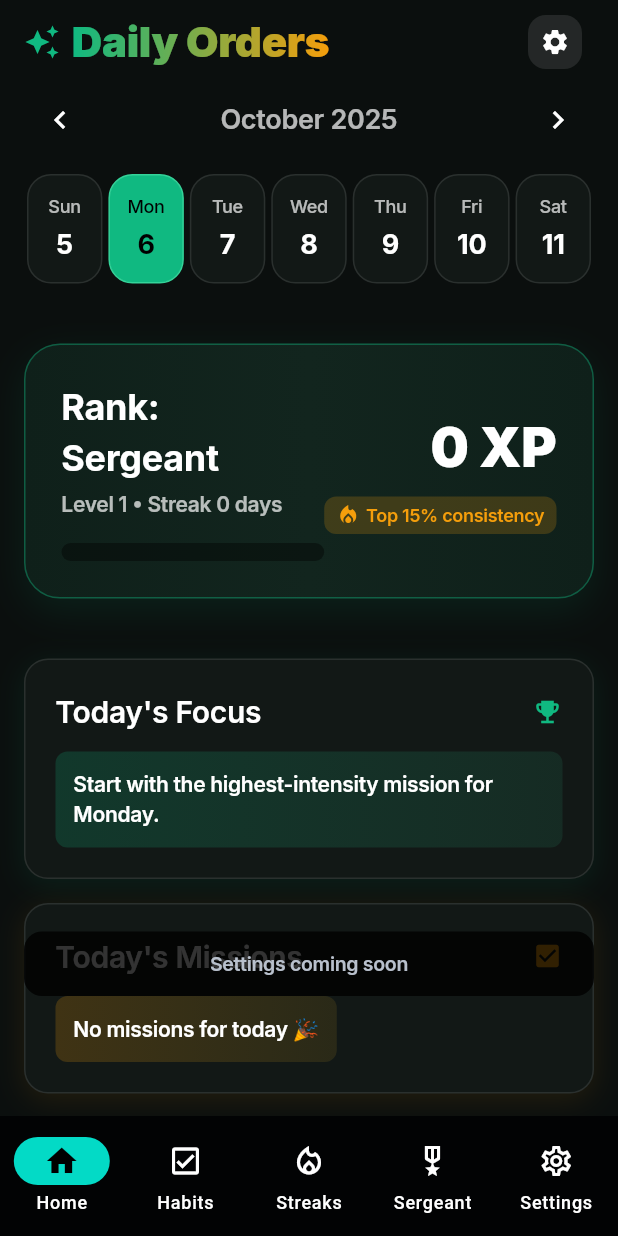
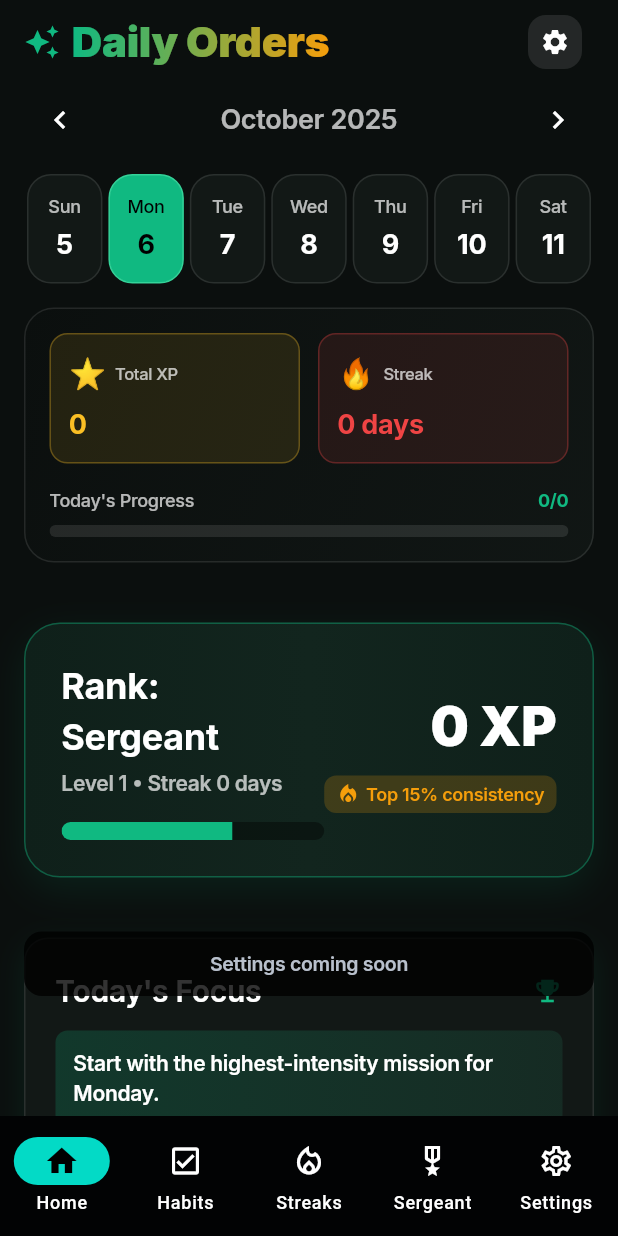
Before and after one commit to stossthegreat/Drillos, a Flutter app: the NewHomeScreen screen opened by its route, after a tap on the "settings" icon, on a phone screen of 412 x 824 dp. Run offline on Flutter 3.47's test engine with Material 3 defaults, Android fonts, the phone set to English and light mode, and no system bars; our stand-ins replace audioplayers, flutter_local_notifications, go_router, google_fonts, shared_preferences, timezone; accounts and stored records are empty; network calls fail.

Commit message:
⚡ WIRED! Complete offline-first habit system is LIVE
✅ HOME SCREEN UPDATES (new_home_screen.dart):
- Load habits from HabitEngine.getTodayHabits() (instant, local)
- Auto-check streak resets on load
- Display live stats in briefData
- Added XP HUD at top of screen

✅ XP HUD WIDGET (widgets/xp_hud.dart):
- Shows Total XP with amber glow
- Shows Longest Streak with pulsing red fire effect
- Progress bar for today's completion (X/Y habits)
- Beautiful glassmorphic design

✅ HABITS SCREEN UPDATES (new_habits_screen.dart):
- Load habits from localStorage (offline-first)
- Enrich with streak & completion data
- Tasks still load from API (backend-managed)
- All habit data is now local and instant

✅ DEPENDENCIES:
- flutter_local_notifications: ^18.0.1 (alarms)
- timezone: ^0.9.4 (alarm scheduling)

🔥 THE RESULT:
- App loads INSTANTLY from local storage
- XP and streaks update in real-time
- No backend dependency for habit logic
- Beautiful animated HUD shows progress
- Works completely offline

This is DrillOS as it was meant to be: ALIVE.

```diff
--- a/lib/screens/new_habits_screen.dart
+++ b/lib/screens/new_habits_screen.dart
@@ -3,6 +3,7 @@ import 'package:flutter/services.dart';
 import 'package:go_router/go_router.dart';
 import 'package:shared_preferences/shared_preferences.dart';
 import '../services/api_client.dart';
+import '../services/local_storage.dart';
 import '../design/feedback.dart';
 import '../widgets/habit_create_edit_modal.dart';
 import '../logic/habit_engine.dart';
@@ -94,19 +95,39 @@ class _NewHabitsScreenState extends State<NewHabitsScreen> with TickerProviderSt
   Future<void> _loadData() async {
     setState(() => isLoading = true);
     try {
-      apiClient.setAuthToken('valid-token');
-      apiClient.setUserId('demo-user-123');
+      // ✅ OFFLINE-FIRST: Load from local storage
+      print('🎯 Loading habits from local engine...');
 
-      // Load habits and tasks using existing endpoints
-      final habitsResult = await apiClient.getHabits();
-      final tasksResult = await apiClient.getTasks();
+      // Check for streak resets
+      await HabitEngine.checkStreakResets();
 
-      // Combine habits and tasks with type field
+      // Get all habits from local storage (not filtered by date)
+      final storage = localStorage;
+      final habits = await storage.getAllHabits();
+
+      // Load streak and completion data for each habit
+      final enrichedHabits = await Future.wait(habits.map((habit) async {
+        final habitId = habit['id'];
+        final streak = await storage.getStreak(habitId);
+        final completed = await storage.isCompletedOn(habitId, DateTime.now());
+
+        return {
+          ...habit,
+          'type': 'habit',
+          'streak': streak,
+          'completed': completed,
+        };
+      }));
+
+      // Load tasks from API (tasks are still backend-managed)
+      final tasksResult = await apiClient.getTasks().catchError((e) {
+        print('⚠️ Failed to load tasks: $e');
+        return <Map<String, dynamic>>[];
+      });
+
+      // Combine habits and tasks
       final List<dynamic> combinedItems = [];
-      combinedItems.addAll(habitsResult.map((habit) => {
-        ...habit,
-        'type': 'habit',
-      }));
+      combinedItems.addAll(enrichedHabits);
       combinedItems.addAll(tasksResult.map((task) => {
         ...task,
         'type': 'task',
--- a/lib/screens/new_home_screen.dart
+++ b/lib/screens/new_home_screen.dart
@@ -4,6 +4,7 @@ import '../services/api_client.dart';
 import '../design/feedback.dart';
 import '../audio/tts_provider.dart';
 import '../logic/habit_engine.dart';
+import '../widgets/xp_hud.dart';
 
 class NewHomeScreen extends StatefulWidget {
   final String? refreshTrigger;
@@ -105,17 +106,23 @@ class _NewHomeScreenState extends State<NewHomeScreen> with TickerProviderStateM
   Future<void> _loadData() async {
     setState(() => isLoading = true);
     try {
-      // ✅ PHASE 1: Frontend handles schedule filtering
-      print('🎯 Loading today\'s items (frontend-filtered by schedule)...');
+      // ✅ OFFLINE-FIRST: Load habits from local storage (instant)
+      print('🎯 Loading today\'s habits from local engine...');
 
-      // Load today's habits filtered by schedule (uses lib/utils/schedule.dart)
-      final today = await apiClient.getTodayItems();
-      print('📋 Today items (schedule-filtered): ${today.length}');
+      // Check for streak resets first
+      await HabitEngine.checkStreakResets();
 
-      // Load AI brief for motivational message only
-      final briefResult = await apiClient.getBrief();
+      // Get today's habits (filtered by schedule, loaded from local storage)
+      final today = await HabitEngine.getTodayHabits();
+      print('📋 Today items (local, schedule-filtered): ${today.length}');
 
-      // Load AI nudge if available
+      // Load AI brief for motivational message only (async, non-blocking)
+      final briefResult = await apiClient.getBrief().catchError((e) {
+        print('⚠️ Brief unavailable: $e');
+        return <String, dynamic>{};
+      });
+
+      // Load AI nudge if available (async, non-blocking)
       Map<String, dynamic>? nudgeResult;
       try {
         nudgeResult = await apiClient.getNudge();
@@ -123,9 +130,15 @@ class _NewHomeScreenState extends State<NewHomeScreen> with TickerProviderStateM
         print('⚠️ No nudge available: $e');
       }
 
+      // Get overall stats for XP HUD
+      final stats = await HabitEngine.getStats();
+
       if (mounted) {
         setState(() {
-          briefData = briefResult;
+          briefData = {
+            ...briefResult,
+            'stats': stats, // Add local stats to brief data
+          };
           todayItems = today;
           currentNudge = nudgeResult;
           isLoading = false;
@@ -940,6 +953,17 @@ class _NewHomeScreenState extends State<NewHomeScreen> with TickerProviderStateM
             SliverList(
               delegate: SliverChildListDelegate([
                 _buildWeekStrip(),
+                const SizedBox(height: 16),
+                // ✨ XP HUD - Shows live stats from local storage
+                Padding(
+                  padding: const EdgeInsets.symmetric(horizontal: 16),
+                  child: XpHud(
+                    totalXP: (briefData['stats']?['totalXP'] ?? 0) as int,
+                    longestStreak: (briefData['stats']?['longestStreak'] ?? 0) as int,
+                    completedToday: (briefData['stats']?['completedToday'] ?? 0) as int,
+                    totalHabits: (briefData['stats']?['totalHabits'] ?? 0) as int,
+                  ),
+                ),
                 const SizedBox(height: 24),
                 _buildHeroSection(),
                 const SizedBox(height: 24),
--- /dev/null
+++ b/lib/widgets/xp_hud.dart
@@ -0,0 +1,205 @@
+import 'package:flutter/material.dart';
+
+/// 🎯 XP HUD - Shows player stats at the top of home screen
+class XpHud extends StatefulWidget {
+  final int totalXP;
+  final int longestStreak;
+  final int completedToday;
+  final int totalHabits;
+
+  const XpHud({
+    super.key,
+    required this.totalXP,
+    required this.longestStreak,
+    required this.completedToday,
+    required this.totalHabits,
+  });
+
+  @override
+  State<XpHud> createState() => _XpHudState();
+}
+
+class _XpHudState extends State<XpHud> with SingleTickerProviderStateMixin {
+  late AnimationController _glowController;
+  late Animation<double> _glowAnimation;
+
+  @override
+  void initState() {
+    super.initState();
+    _glowController = AnimationController(
+      duration: const Duration(milliseconds: 1500),
+      vsync: this,
+    )..repeat(reverse: true);
+
+    _glowAnimation = Tween<double>(begin: 0.3, end: 0.7).animate(
+      CurvedAnimation(parent: _glowController, curve: Curves.easeInOut),
+    );
+  }
+
+  @override
+  void dispose() {
+    _glowController.dispose();
+    super.dispose();
+  }
+
+  @override
+  Widget build(BuildContext context) {
+    final progress = widget.totalHabits > 0
+        ? widget.completedToday / widget.totalHabits
+        : 0.0;
+
+    return Container(
+      padding: const EdgeInsets.all(16),
+      decoration: BoxDecoration(
+        gradient: LinearGradient(
+          colors: [
+            const Color(0xFF0B0F0E),
+            const Color(0xFF121816).withOpacity(0.8),
+          ],
+          begin: Alignment.topLeft,
+          end: Alignment.bottomRight,
+        ),
+        borderRadius: BorderRadius.circular(20),
+        border: Border.all(
+          color: Colors.white.withOpacity(0.1),
+          width: 1,
+        ),
+      ),
+      child: Column(
+        children: [
+          // Top row: XP and Streak
+          Row(
+            children: [
+              // XP Display
+              Expanded(
+                child: _buildStatCard(
+                  icon: '⭐',
+                  label: 'Total XP',
+                  value: widget.totalXP.toString(),
+                  color: const Color(0xFFFBBF24), // Amber
+                ),
+              ),
+              const SizedBox(width: 12),
+              // Streak Display with glow
+              Expanded(
+                child: AnimatedBuilder(
+                  animation: _glowAnimation,
+                  builder: (context, child) {
+                    return Container(
+                      decoration: BoxDecoration(
+                        borderRadius: BorderRadius.circular(12),
+                        boxShadow: widget.longestStreak > 0 ? [
+                          BoxShadow(
+                            color: const Color(0xFFEF4444).withOpacity(_glowAnimation.value),
+                            blurRadius: 20,
+                            spreadRadius: 2,
+                          ),
+                        ] : null,
+                      ),
+                      child: _buildStatCard(
+                        icon: '🔥',
+                        label: 'Streak',
+                        value: '${widget.longestStreak} days',
+                        color: const Color(0xFFEF4444), // Red
+                      ),
+                    );
+                  },
+                ),
+              ),
+            ],
+          ),
+
+          const SizedBox(height: 16),
+
+          // Progress bar
+          Column(
+            crossAxisAlignment: CrossAxisAlignment.start,
+            children: [
+              Row(
+                mainAxisAlignment: MainAxisAlignment.spaceBetween,
+                children: [
+                  Text(
+                    'Today\'s Progress',
+                    style: TextStyle(
+                      color: Colors.white.withOpacity(0.7),
+                      fontSize: 12,
+                      fontWeight: FontWeight.w500,
+                    ),
+                  ),
+                  Text(
+                    '${widget.completedToday}/${widget.totalHabits}',
+                    style: const TextStyle(
+                      color: Color(0xFF10B981),
+                      fontSize: 12,
+                      fontWeight: FontWeight.bold,
+                    ),
+                  ),
+                ],
+              ),
+              const SizedBox(height: 8),
+              ClipRRect(
+                borderRadius: BorderRadius.circular(10),
+                child: LinearProgressIndicator(
+                  value: progress,
+                  minHeight: 8,
+                  backgroundColor: Colors.white.withOpacity(0.1),
+                  valueColor: const AlwaysStoppedAnimation<Color>(Color(0xFF10B981)),
+                ),
+              ),
+            ],
+          ),
+        ],
+      ),
+    );
+  }
+
+  Widget _buildStatCard({
+    required String icon,
+    required String label,
+    required String value,
+    required Color color,
+  }) {
+    return Container(
+      padding: const EdgeInsets.all(12),
+      decoration: BoxDecoration(
+        color: color.withOpacity(0.1),
+        borderRadius: BorderRadius.circular(12),
+        border: Border.all(
+          color: color.withOpacity(0.3),
+          width: 1,
+        ),
+      ),
+      child: Column(
+        crossAxisAlignment: CrossAxisAlignment.start,
+        children: [
+          Row(
+            children: [
+              Text(
+                icon,
+                style: const TextStyle(fontSize: 20),
+              ),
+              const SizedBox(width: 6),
+              Text(
+                label,
+                style: TextStyle(
+                  color: Colors.white.withOpacity(0.7),
+                  fontSize: 11,
+                  fontWeight: FontWeight.w500,
+                ),
+              ),
+            ],
+          ),
+          const SizedBox(height: 6),
+          Text(
+            value,
+            style: TextStyle(
+              color: color,
+              fontSize: 18,
+              fontWeight: FontWeight.bold,
+            ),
+          ),
+        ],
+      ),
+    );
+  }
+}
```
Also changed, not shown: pubspec.lock, 1 other file.
